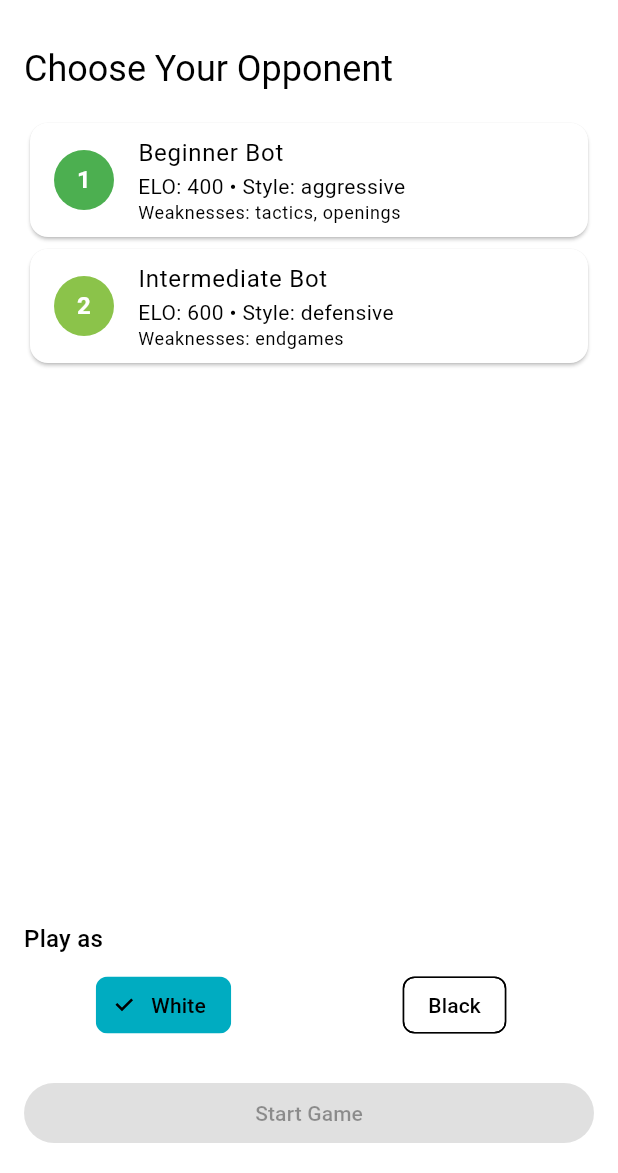
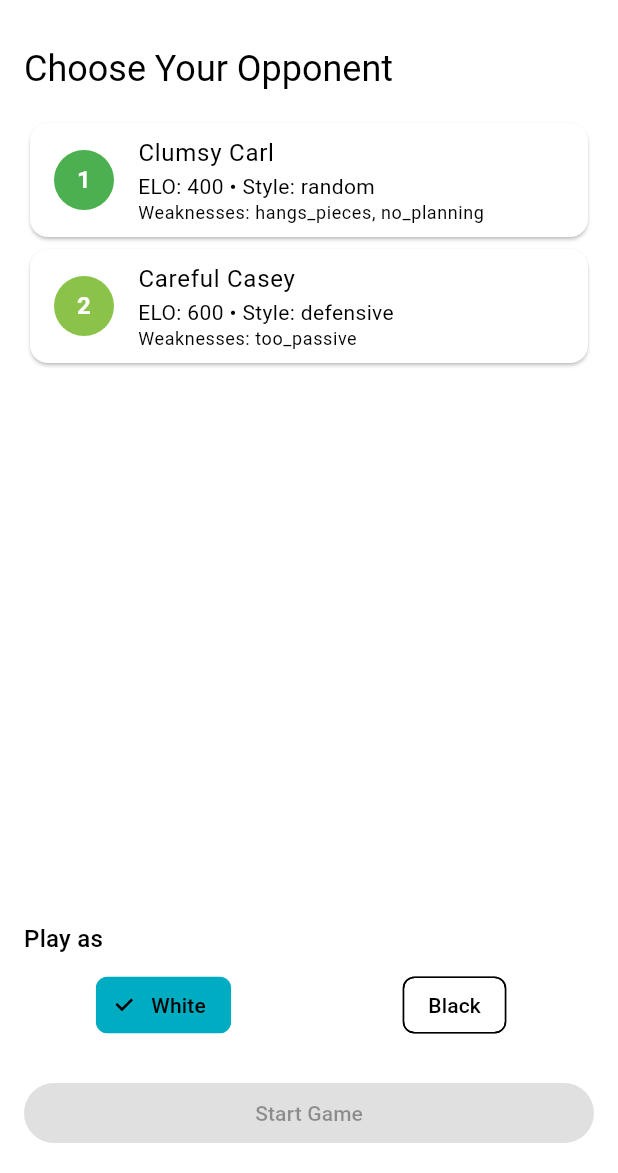
Before and after one commit to Sharptack/chess-training-app, a Flutter app: the PlayPage screen opened directly with empty values, on a phone screen of 412 x 824 dp, the part 63-1236 px from its top. Run offline on Flutter 3.47's test engine with Material 3 defaults, Android fonts, the phone set to English and light mode, and no system bars; our stand-ins replace chewie, equatable, flutter_riverpod, flutter_svg, go_router, hive and 2 more; missing offline and left inert: chess, stockfish; accounts and stored records are empty.

Commit message:
Stockfish integration with JSON configuration
- Successfully integrated Stockfish engine
- Bot configuration now driven by JSON settings
- Multiple difficulty levels with customizable parameters
- Random blunder system for weak bots
- Move time and skill level customization per bot
- Tested full games without freezing issues

Note: Difficulty tuning ongoing - bots play slightly stronger than target ELO

```diff
--- a/assets/data/bots/bots.json
+++ b/assets/data/bots/bots.json
@@ -1,16 +1,30 @@
 {
   "bot_001": {
     "id": "bot_001",
-    "name": "Beginner Bot",
+    "name": "Clumsy Carl",
     "elo": 400,
-    "style": "aggressive",
-    "weaknesses": ["tactics", "openings"]
+    "style": "random",
+    "engineSettings": {
+      "skillLevel": 0,
+      "moveTime": 50,
+      "limitStrength": true,
+      "uciElo": 600,
+      "randomBlunderChance": 0.2
+    },
+    "weaknesses": ["hangs_pieces", "no_planning"]
   },
   "bot_002": {
     "id": "bot_002",
-    "name": "Intermediate Bot",
+    "name": "Careful Casey",
     "elo": 600,
     "style": "defensive",
-    "weaknesses": ["endgames"]
+    "engineSettings": {
+      "skillLevel": 3,
+      "moveTime": 200,
+      "limitStrength": true,
+      "uciElo": 800,
+      "contempt": -30
+    },
+    "weaknesses": ["too_passive"]
   }
 }
--- a/lib/core/game_logic/game_state.dart
+++ b/lib/core/game_logic/game_state.dart
@@ -1,7 +1,6 @@
 // lib/core/game_logic/game_state.dart
 import 'package:flutter/foundation.dart';
 import 'chess_board_state.dart';
-import 'mock_bot.dart';
 import '../../data/models/bot.dart';
 import 'bot_factory.dart';
 
@@ -30,7 +29,7 @@ class GameState extends ChangeNotifier {
     required Bot botConfig,
     required bool humanPlaysWhite,
   }) : _boardState = boardState,
-       _bot = BotFactory.createBot(difficulty: botConfig.difficultyLevel), // Use factory
+       _bot = BotFactory.createBot(botConfig: botConfig),
        _botConfig = botConfig,
        _humanPlaysWhite = humanPlaysWhite {
 
--- a/lib/data/models/bot.dart
+++ b/lib/data/models/bot.dart
@@ -7,6 +7,8 @@ class Bot extends Equatable {
   final int elo;
   final String style;
   final List<String> weaknesses;
+  final Map<String, dynamic>? engineSettings;
+
 
   const Bot({
     required this.id,
@@ -14,6 +16,7 @@ class Bot extends Equatable {
     required this.elo,
     required this.style,
     this.weaknesses = const [],
+    this.engineSettings,
   });
 
   factory Bot.fromJson(Map<String, dynamic> json) {
@@ -25,6 +28,7 @@ class Bot extends Equatable {
       weaknesses: json['weaknesses'] != null
           ? List<String>.from(json['weaknesses'] as List)
           : [],
+          engineSettings: json['engineSettings'] as Map<String, dynamic>?,
     );
   }
 
@@ -35,6 +39,7 @@ class Bot extends Equatable {
       'elo': elo,
       'style': style,
       'weaknesses': weaknesses,
+      'engineSettings': engineSettings,
     };
   }
 
@@ -48,5 +53,5 @@ class Bot extends Equatable {
   }
 
   @override
-  List<Object?> get props => [id, name, elo, style, weaknesses];
+  List<Object?> get props => [id, name, elo, style, weaknesses, engineSettings];
 }
```
Also changed, not shown: lib/core/game_logic/bot_factory.dart (+6 -5 lines), lib/core/game_logic/stockfish_bot.dart (+73 -27 lines).
